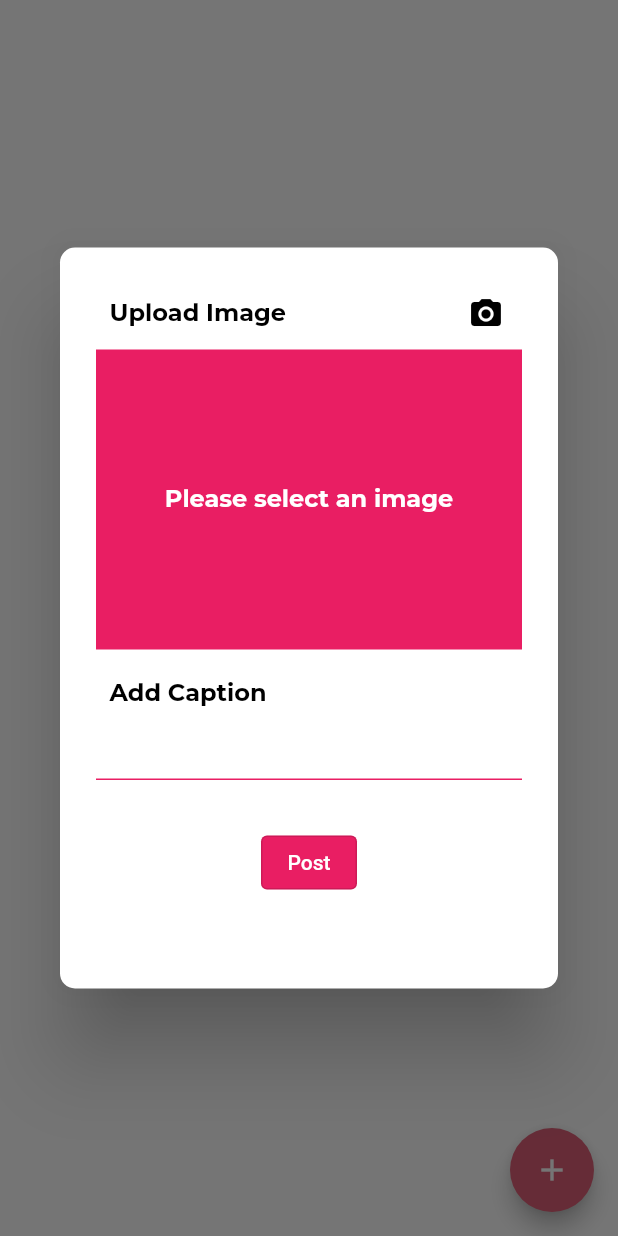
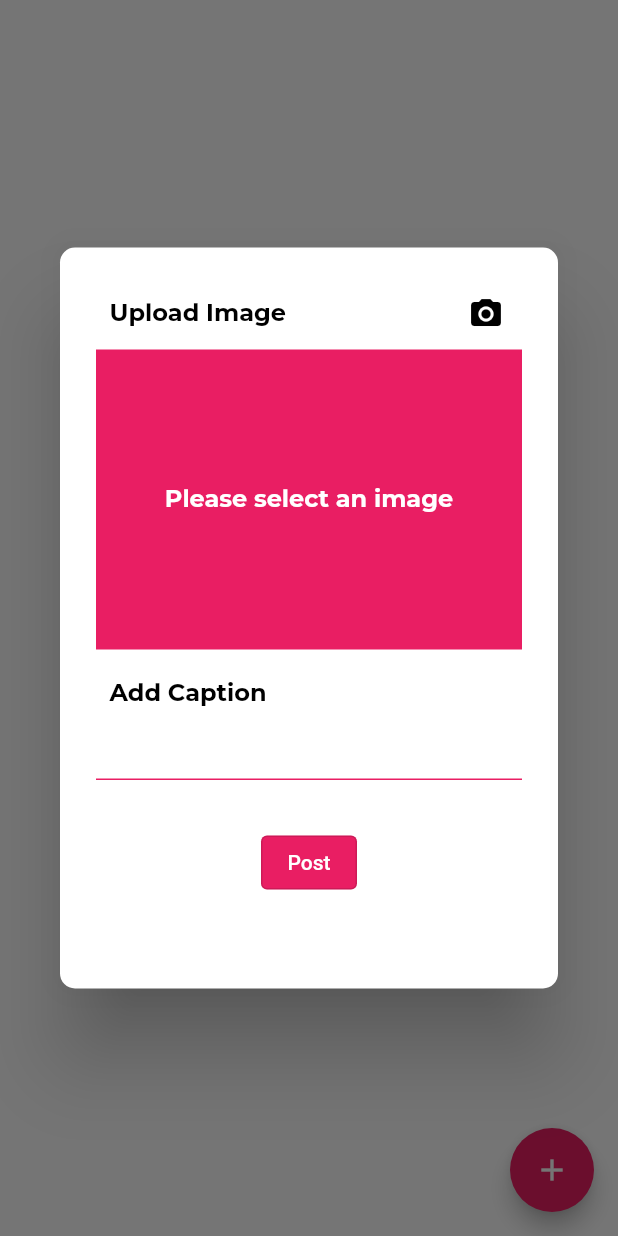
Before and after one commit to Ayush2233/Pick-A-Book, a Flutter app: the community screen opened directly, after a tap on the "add" icon, on a phone screen of 412 x 824 dp. Run offline on Flutter 3.47's test engine with Material 2 defaults, Android fonts, the light colour scheme and no system bars; our stand-ins replace cached_network_image, carousel_slider, convex_bottom_bar, dropdown_textfield, firebase_auth, firebase_core and 8 more; missing offline and left inert: bottom_sheet, flutter_initicon, mongo_dart, splash_view; accounts and stored records are empty.

Commit message:
changes in dark theme

```diff
--- a/lib/screens/community.dart
+++ b/lib/screens/community.dart
@@ -197,7 +197,7 @@ class _communityState extends State<community> {
             // Navigator.pushNamed(context,'/post');
             showInformationDialogue(context);
           },
-          backgroundColor: Color(0xffDE6077),
+          backgroundColor: Theme.of(context).primaryColor,
           child: Icon(Icons.add),
         ),
         body: Padding(
--- a/lib/screens/marketplace.dart
+++ b/lib/screens/marketplace.dart
@@ -93,12 +93,12 @@ class _marketplaceState extends State<marketplace>
                     alignment: Alignment.centerLeft,
                     child: TabBar(
                         controller: _tabController,
-                        labelColor: Colors.black,
+                        labelColor: Theme.of(context).primaryColor,
                         isScrollable: true,
                         indicatorSize: TabBarIndicatorSize.label,
                         indicator: UnderlineTabIndicator(
                           borderSide:
-                              BorderSide(color: Color(0xffDE6077), width: 3.5),
+                              BorderSide(color: Theme.of(context).primaryColor, width: 3.5),
                         ),
                         unselectedLabelColor: Color(0xff969696),
                         tabs: [
--- a/lib/widgets/buyCard.dart
+++ b/lib/widgets/buyCard.dart
@@ -5,7 +5,7 @@ import 'package:project2/models/marketPlaceModel.dart';
 Widget buycard(MarketPlaceModel data, BuildContext context) {
   return Container(
     decoration: BoxDecoration(
-        border: Border.all(color: Colors.pinkAccent),
+        border: Border.all(color: Theme.of(context).primaryColor),
         borderRadius: BorderRadius.circular(10)),
     margin: EdgeInsets.fromLTRB(5, 0, 5, 0),
     // height: 300,
--- a/lib/widgets/sellcard.dart
+++ b/lib/widgets/sellcard.dart
@@ -14,9 +14,8 @@ Widget sellcard(Bookmap data, BuildContext context) {
     child: Container(
         decoration:
         BoxDecoration(
-            border: Border.all(color: Colors.pinkAccent),
-            borderRadius: BorderRadius.circular(10)
-        ),
+            border: Border.all(color: Theme.of(context).primaryColor),
+            borderRadius: BorderRadius.circular(10)),
         margin: EdgeInsets.fromLTRB(5, 0, 5, 0),
         height: 160,
         child: Column(
```
Also changed, not shown: lib/widgets/postCard.dart (+5 -3 lines).
